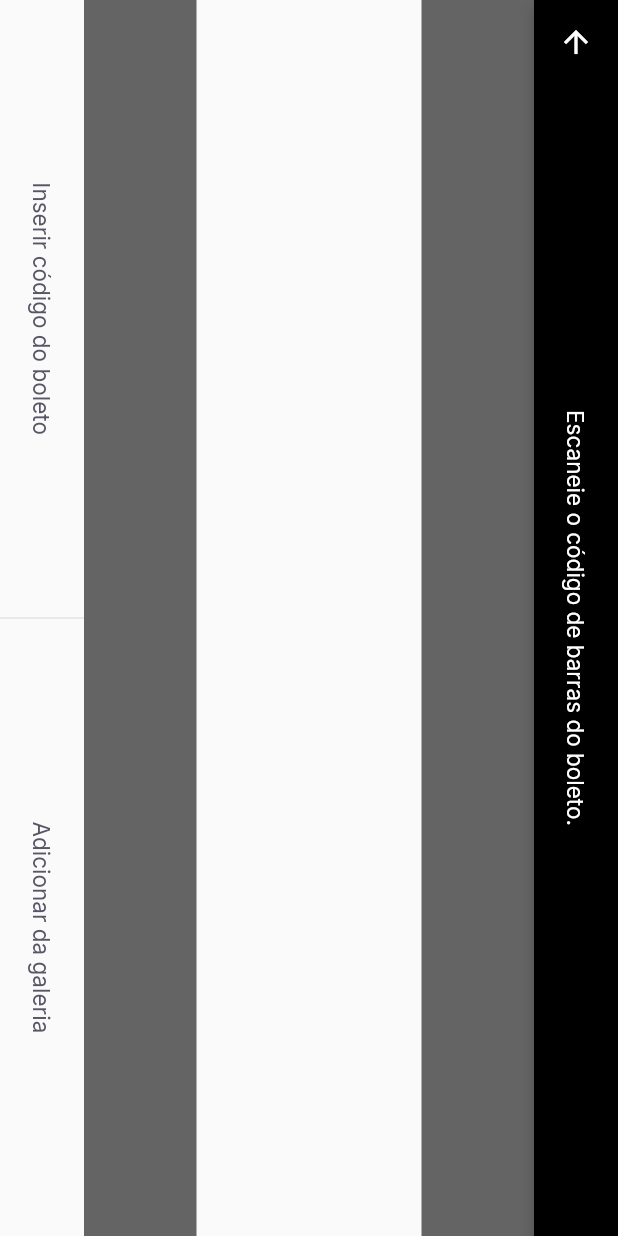
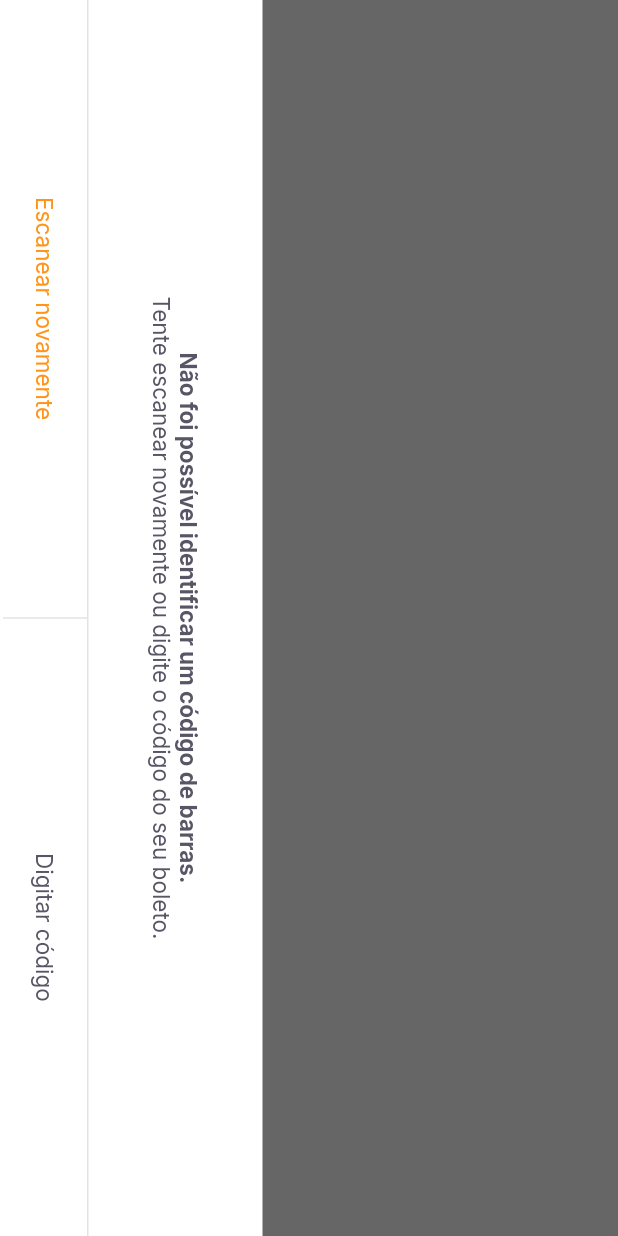
Before and after one commit to FilipeWilliam/payflow-flutter, a Flutter app: the BarcodeScannerPage screen opened by its route, on a phone screen of 412 x 824 dp. Run offline on Flutter 3.47's test engine with Material 2 defaults, Android fonts, the phone set to English and light mode, and no system bars; our stand-ins replace firebase_core, google_fonts, google_sign_in, shared_preferences; accounts and stored records are empty.

Commit message:
Adiciona a mensagem de não identificação do código de barras

```diff
--- a/lib/modules/barcode_scanner/barcode_scanner_page.dart
+++ b/lib/modules/barcode_scanner/barcode_scanner_page.dart
@@ -1,10 +1,11 @@
 import 'package:flutter/material.dart';
 import 'package:payflow/shared/themes/app_colors.dart';
 import 'package:payflow/shared/themes/app_text_styles.dart';
+import 'package:payflow/shared/widgets/bottom_sheet/bottom_sheet_widget.dart';
 import 'package:payflow/shared/widgets/set_label_buttons/set_label_buttons.dart';
 
 class BarcodeScannerPage extends StatefulWidget {
-  const BarcodeScannerPage({ Key? key }) : super(key: key);
+  const BarcodeScannerPage({Key? key}) : super(key: key);
 
   @override
   State<BarcodeScannerPage> createState() => _BarcodeScannerPageState();
@@ -13,6 +14,14 @@ class BarcodeScannerPage extends StatefulWidget {
 class _BarcodeScannerPageState extends State<BarcodeScannerPage> {
   @override
   Widget build(BuildContext context) {
+    return BottomSheetWidget(
+      title: 'Não foi possível identificar um código de barras.',
+      subtitle: 'Tente escanear novamente ou digite o código do seu boleto.',
+      primaryLabel: 'Escanear novamente',
+      primaryOnPressed: () {},
+      secondaryLabel: 'Digitar código',
+      secondaryOnPressed: () {},
+    );
     return SafeArea(
       top: true,
       bottom: true,
@@ -57,8 +66,7 @@ class _BarcodeScannerPageState extends State<BarcodeScannerPage> {
               primaryOnPressed: () {},
               secondaryLabel: 'Adicionar da galeria',
               secondaryOnPressed: () {},
-          )
-        ),
+            )),
       ),
     );
   }
--- /dev/null
+++ b/lib/shared/widgets/bottom_sheet/bottom_sheet_widget.dart
@@ -0,0 +1,77 @@
+import 'package:flutter/material.dart';
+import 'package:payflow/shared/themes/app_colors.dart';
+import 'package:payflow/shared/themes/app_text_styles.dart';
+import 'package:payflow/shared/widgets/set_label_buttons/set_label_buttons.dart';
+
+class BottomSheetWidget extends StatelessWidget {
+  final String primaryLabel;
+  final String secondaryLabel;
+  final VoidCallback primaryOnPressed;
+  final VoidCallback secondaryOnPressed;
+  final String title;
+  final String subtitle;
+
+  const BottomSheetWidget({
+    Key? key,
+    required this.primaryLabel,
+    required this.secondaryLabel,
+    required this.primaryOnPressed,
+    required this.secondaryOnPressed,
+    required this.title,
+    required this.subtitle,
+  }) : super(key: key);
+
+  @override
+  Widget build(BuildContext context) {
+    return SafeArea(
+      child: RotatedBox(
+        quarterTurns: 1,
+        child: Material(
+          child: Container(
+            color: AppColors.background,
+            child: Column(
+              children: [
+                Expanded(
+                  child: Container(
+                    color: Colors.black.withOpacity(0.6),
+                  ),
+                ),
+                Column(
+                  children: [
+                    Padding(
+                      padding: const EdgeInsets.all(40),
+                      child: Text.rich(
+                        TextSpan(
+                          text: title,
+                          style: TextStyles.buttonBoldHeading,
+                          children: [
+                            TextSpan(
+                              text: '\n$subtitle',
+                              style: TextStyles.buttonHeading,
+                            )
+                          ],
+                        ),
+                        textAlign: TextAlign.center,
+                      ),
+                    ),
+                    Container(
+                      height: 1,
+                      color: AppColors.stroke,
+                    ),
+                    SetLabelButtons(
+                        enablePrimaryColor: true,
+                        primaryLabel: primaryLabel,
+                        secondaryLabel: secondaryLabel,
+                        primaryOnPressed: primaryOnPressed,
+                        secondaryOnPressed: secondaryOnPressed),
+                    SizedBox(height: 2)
+                  ],
+                ),
+              ],
+            ),
+          ),
+        ),
+      ),
+    );
+  }
+}
--- a/lib/shared/widgets/label_button/label_button.dart
+++ b/lib/shared/widgets/label_button/label_button.dart
@@ -4,7 +4,13 @@ import 'package:payflow/shared/themes/app_text_styles.dart';
 class LabelButton extends StatelessWidget {
   final String label;
   final VoidCallback onPressed;
-  const LabelButton({ Key? key, required this.label, required this.onPressed }) : super(key: key);
+  final TextStyle? style;
+  const LabelButton({
+    Key? key,
+    required this.label,
+    required this.onPressed,
+    this.style,
+  }) : super(key: key);
 
   @override
   Widget build(BuildContext context) {
@@ -14,7 +20,7 @@ class LabelButton extends StatelessWidget {
         onPressed: onPressed,
         child: Text(
           label,
-          style: TextStyles.buttonHeading,
+          style: style ?? TextStyles.buttonHeading,
         ),
       ),
     );
--- a/lib/shared/widgets/set_label_buttons/set_label_buttons.dart
+++ b/lib/shared/widgets/set_label_buttons/set_label_buttons.dart
@@ -1,4 +1,5 @@
 import 'package:flutter/material.dart';
+import 'package:payflow/shared/themes/app_text_styles.dart';
 import 'package:payflow/shared/widgets/divider_vertical/divider_vertical.dart';
 import 'package:payflow/shared/widgets/label_button/label_button.dart';
 
@@ -7,8 +8,16 @@ class SetLabelButtons extends StatelessWidget {
   final String secondaryLabel;
   final VoidCallback primaryOnPressed;
   final VoidCallback secondaryOnPressed;
+  final bool enablePrimaryColor;
 
-  const SetLabelButtons({ Key? key, required this.primaryLabel, required this.secondaryLabel, required this.primaryOnPressed, required this.secondaryOnPressed }) : super(key: key);
+  const SetLabelButtons({
+    Key? key,
+    required this.primaryLabel,
+    required this.secondaryLabel,
+    required this.primaryOnPressed,
+    required this.secondaryOnPressed,
+    this.enablePrimaryColor = false,
+  }) : super(key: key);
 
   @override
   Widget build(BuildContext context) {
@@ -18,15 +27,16 @@ class SetLabelButtons extends StatelessWidget {
         children: [
           Expanded(
             child: LabelButton(
+              style: enablePrimaryColor ? TextStyles.buttonPrimary : null,
               label: primaryLabel,
-                onPressed: primaryOnPressed
+              onPressed: primaryOnPressed,
             ),
           ),
           DividerVerticalWidget(),
           Expanded(
             child: LabelButton(
               label: secondaryLabel,
-                onPressed: secondaryOnPressed
+              onPressed: secondaryOnPressed,
             ),
           ),
         ],
```
Also changed, not shown: lib/main.dart (+4 -10 lines). Lines whose indentation alone changed are shown as unchanged.
